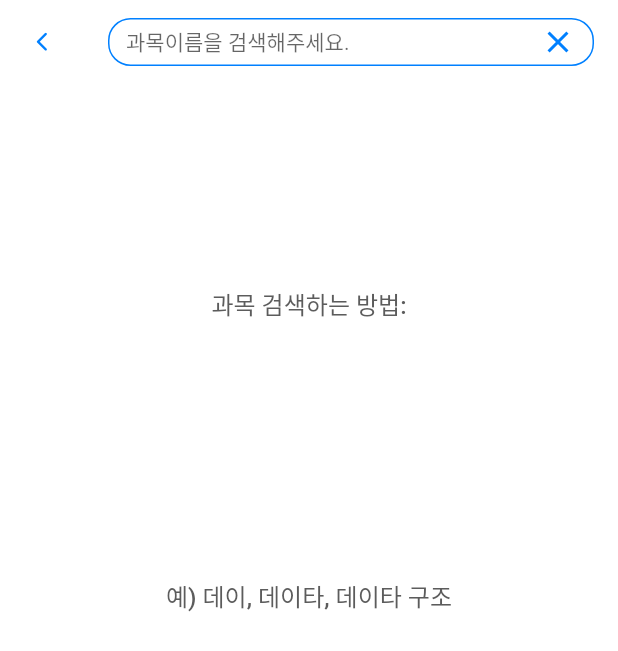
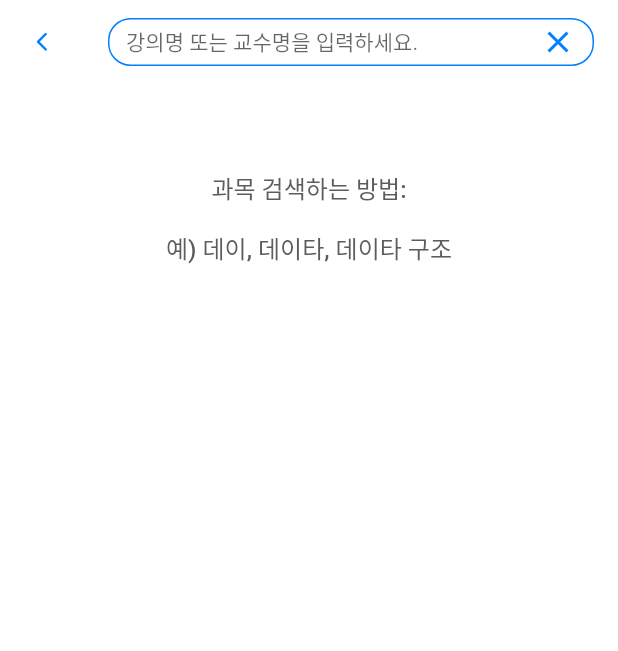
Before and after one commit to AnJW-HGU/2021CRASummer, a Flutter app: the SubSearchPage screen opened directly, on a phone screen of 412 x 824 dp. Shown: the top 651 px of the screen. Run offline on Flutter 3.47's test engine with Material 2 defaults, Android fonts, the phone set to English and light mode, and no system bars; our stand-ins replace animated_splash_screen, flutter_screenutil, get, hexcolor, url_launcher_web, video_player_web; missing offline and left inert: flutter_custom_tabs, flutter_custom_tabs_web, google_sign_in_web, wakelock_web; Roboto replaces fonts that are missing (Barun).

Commit message:
feat: Add initSubSearch widget on subSearchPage

```diff
--- a/flutter_app/lib/Category/subSearch_page.dart
+++ b/flutter_app/lib/Category/subSearch_page.dart
@@ -21,8 +21,21 @@ class _SubSearchPageState extends State<SubSearchPage> {
   final _subSelect = ""; // 선택한 과목
   final _proSelect = ""; // 선택한 과목의 교수님
 
-  String _filterText = "";
   final _subSearchFilter = TextEditingController();
+
+  List<String> _subList = <String>[
+    "데이타 구조", "데이타 프로그래밍", "데이타 언어", "데2",
+    "데이타", "데이타 강형", "데이타 지원", "데이터 모음",
+    "데이타인데요", "성경", "재이수", "재수",
+  ].obs;
+
+  List<String> _proList = <String>[
+    "강형", "소은", "고은", "현서",
+    "햄찌", "햄햄", "지원", "도비",
+    "교수", "교수?", "교수수", "옥수수",
+  ].obs;
+
+  var _subSearchNum = 0;
 
   // _SubSearchPageState() {
   //   _subSearch.addListener(() {
@@ -44,17 +57,31 @@ class _SubSearchPageState extends State<SubSearchPage> {
     return Container(
       width: double.infinity,
       height: double.infinity,
-      child: Text(
-          "과목 검색하는 방법:"
-          "\n예) 데이, 데이타, 데이타 구조",
+      child: Column(
+        children: [
+          Text(
+            "과목 검색하는 방법:",
             textAlign: TextAlign.center,
             style: TextStyle(
-          height: 10.h,
+              height: 5.h,
               color: grayColor1,
               fontFamily: "Barun",
               fontSize: 16.sp,
               fontWeight: FontWeight.w500,
             ),
+          ),
+          Text(
+            "예) 데이, 데이타, 데이타 구조",
+            textAlign: TextAlign.center,
+            style: TextStyle(
+              // height: 10.h,
+              color: grayColor1,
+              fontFamily: "Barun",
+              fontSize: 16.sp,
+              fontWeight: FontWeight.w500,
+            ),
+          ),
+        ],
       ),
     );
   }
@@ -110,12 +137,13 @@ class _SubSearchPageState extends State<SubSearchPage> {
                   suffixIcon: IconButton(
                     onPressed: () {
                       _subSearchFilter.clear();
+                      // FocusScope.of(context).unfocus();
                       },
                     padding: EdgeInsets.all(0.0),
                     icon: Icon(Icons.clear, color: themeColor1,),
                   ),
 
-                  hintText: "과목이름을 검색해주세요. ",
+                  hintText: "강의명 또는 교수명을 입력하세요.",
                   hintStyle: TextStyle(
                     fontFamily: "Barun",
                     fontSize: 14.sp,
```
Lines whose indentation alone changed are shown as unchanged.
